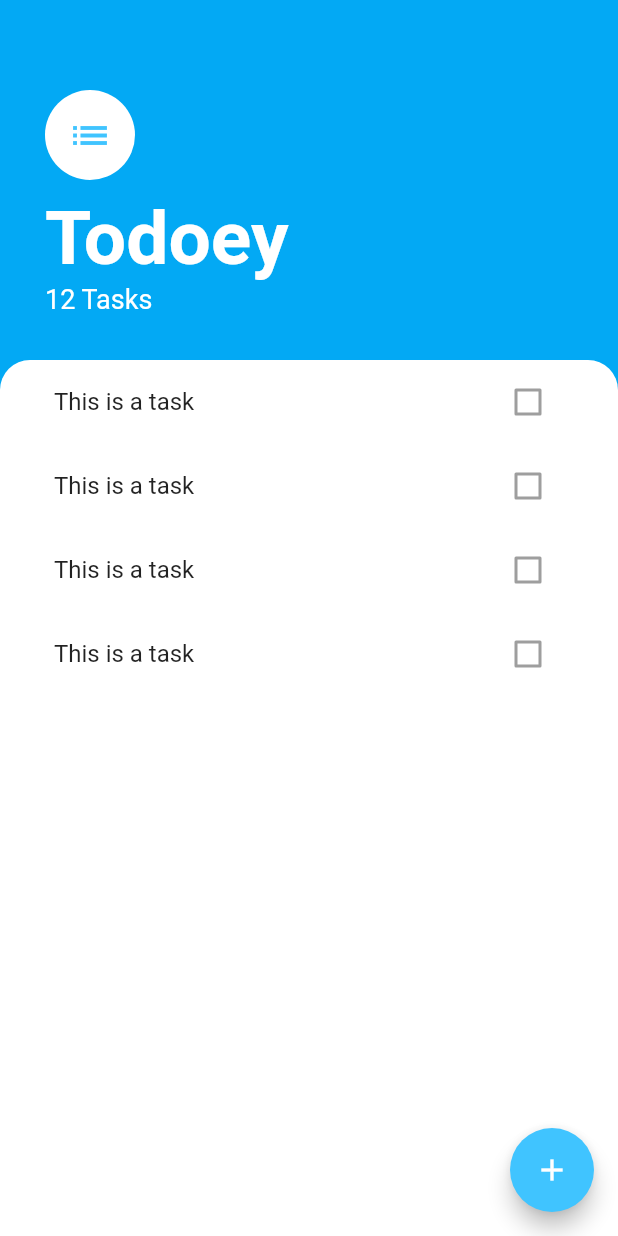
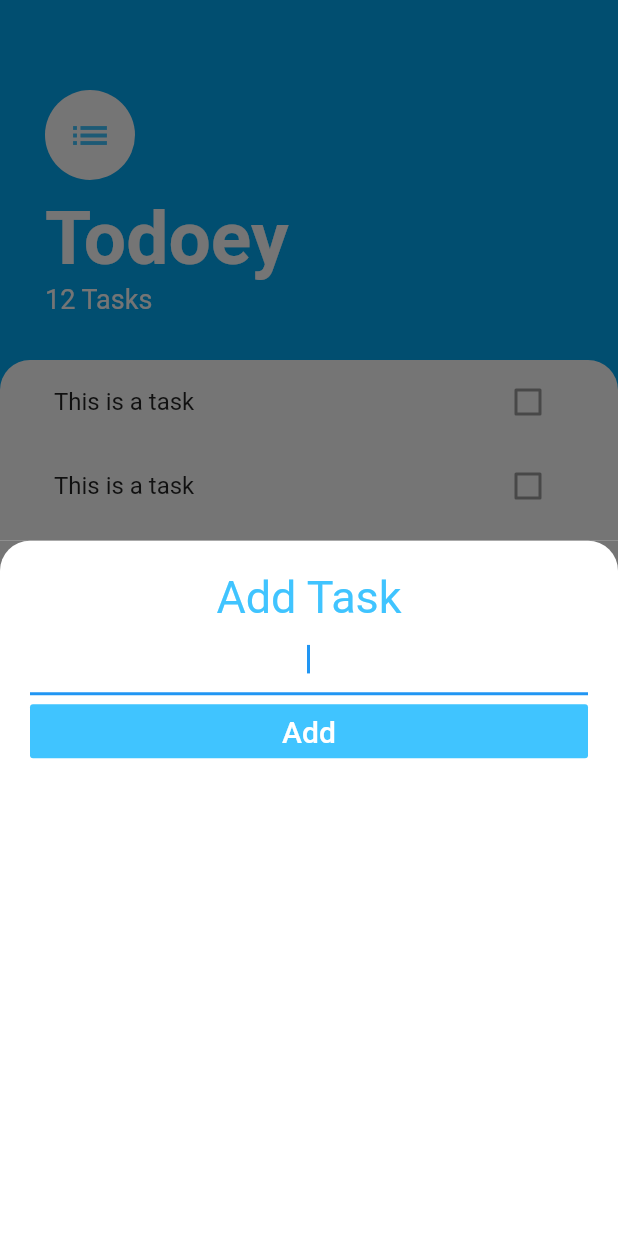
Before and after one commit to sklearn21/Todoey, a Flutter app: the screen it shows after launch, after a tap on the "add" icon, on a phone screen of 412 x 824 dp. Run offline on Flutter 3.47's test engine with Material 2 defaults, Android fonts, the phone set to English and light mode, and no system bars.

```diff
--- /dev/null
+++ b/lib/screens/add_task_screen.dart
@@ -0,0 +1,47 @@
+import 'package:flutter/material.dart';
+
+class AddTaskScreen extends StatelessWidget {
+  @override
+  Widget build(BuildContext context) {
+    return Container(
+      color: Color(0xff757575),
+      child: Container(
+        padding: EdgeInsets.all(20.0),
+        decoration: BoxDecoration(
+            color: Colors.white,
+            borderRadius: BorderRadius.only(
+              topRight: Radius.circular(20.0),
+              topLeft: Radius.circular(20.0),
+            )),
+        child: Column(
+          crossAxisAlignment: CrossAxisAlignment.stretch,
+          children: <Widget>[
+            Text(
+              'Add Task',
+              textAlign: TextAlign.center,
+              style: TextStyle(
+                fontSize: 30.0,
+                color: Colors.lightBlueAccent,
+              ),
+            ),
+            TextField(
+              autofocus: true,
+              textAlign: TextAlign.center,
+            ),
+            FlatButton(
+              child: Text('Add',
+                  style: TextStyle(
+                    fontSize: 20,
+                    color: Colors.white,
+                  )),
+              color: Colors.lightBlueAccent,
+              onPressed: () {
+                //Add out task to the list.
+              },
+            ),
+          ],
+        ),
+      ),
+    );
+  }
+}
--- a/lib/screens/tasks_screen.dart
+++ b/lib/screens/tasks_screen.dart
@@ -1,5 +1,6 @@
 import 'package:flutter/material.dart';
 import 'package:todoey/widgets/tasks_list.dart';
+import 'package:todoey/screens/add_task_screen.dart';
 
 class TasksScreen extends StatelessWidget {
   @override
@@ -7,7 +8,10 @@ class TasksScreen extends StatelessWidget {
     return Scaffold(
       backgroundColor: Colors.lightBlue,
       floatingActionButton: FloatingActionButton(
-          onPressed: () {},
+          onPressed: () {
+            showModalBottomSheet(
+                context: context, builder: (context) => AddTaskScreen());
+          },
           backgroundColor: Colors.lightBlueAccent,
           child: Icon(Icons.add)),
       body: Column(
```
